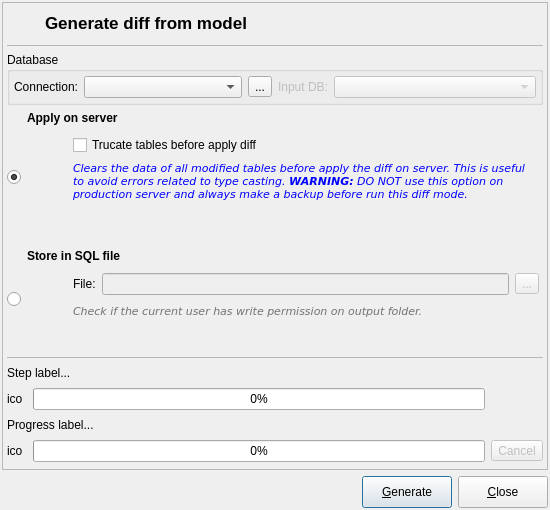
pgmodeler/pgmodeler, file libpgmodeler_ui/ui/modeldatabasediffform.ui: the form before one commit.
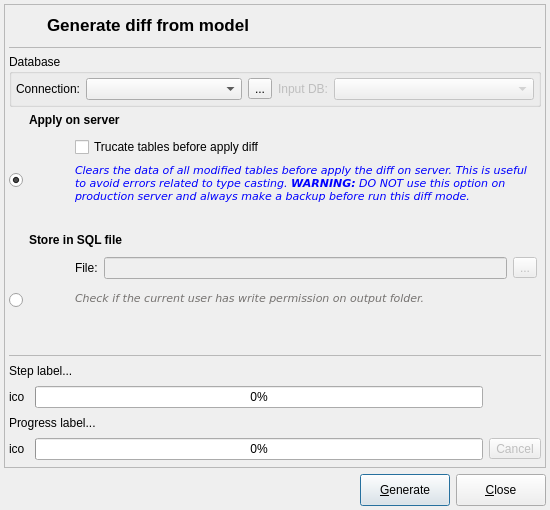
The form after the commit. Icons and pictures are not drawn.

The edit to the form file:
```diff
--- a/libpgmodeler_ui/ui/modeldatabasediffform.ui
+++ b/libpgmodeler_ui/ui/modeldatabasediffform.ui
@@ -40,16 +40,16 @@
   </property>
   <layout class="QGridLayout" name="gridLayout_6">
    <property name="leftMargin">
-    <number>2</number>
+    <number>4</number>
    </property>
    <property name="topMargin">
-    <number>2</number>
+    <number>4</number>
    </property>
    <property name="rightMargin">
-    <number>2</number>
+    <number>4</number>
    </property>
    <property name="bottomMargin">
-    <number>2</number>
+    <number>4</number>
    </property>
    <item row="0" column="0" colspan="3">
     <widget class="QFrame" name="frame">
@@ -406,7 +406,7 @@
           </property>
          </widget>
         </item>
-        <item row="0" column="0" rowspan="2">
+        <item row="1" column="0">
          <widget class="QRadioButton" name="export_to_dbms_rb">
           <property name="enabled">
            <bool>true</bool>
@@ -429,22 +429,6 @@
       </item>
       <item>
        <layout class="QGridLayout" name="gridLayout_5">
-        <item row="0" column="0" rowspan="2">
-         <widget class="QRadioButton" name="export_to_file_rb">
-          <property name="sizePolicy">
-           <sizepolicy hsizetype="Fixed" vsizetype="Expanding">
-            <horstretch>0</horstretch>
-            <verstretch>0</verstretch>
-           </sizepolicy>
-          </property>
-          <property name="text">
-           <string/>
-          </property>
-          <property name="checked">
-           <bool>false</bool>
-          </property>
-         </widget>
-        </item>
         <item row="0" column="1">
          <widget class="QLabel" name="export_to_file_lbl">
           <property name="font">
@@ -631,6 +615,22 @@
           </layout>
          </widget>
         </item>
+        <item row="1" column="0">
+         <widget class="QRadioButton" name="export_to_file_rb">
+          <property name="sizePolicy">
+           <sizepolicy hsizetype="Fixed" vsizetype="Expanding">
+            <horstretch>0</horstretch>
+            <verstretch>0</verstretch>
+           </sizepolicy>
+          </property>
+          <property name="text">
+           <string/>
+          </property>
+          <property name="checked">
+           <bool>false</bool>
+          </property>
+         </widget>
+        </item>
        </layout>
       </item>
       <item>
```
